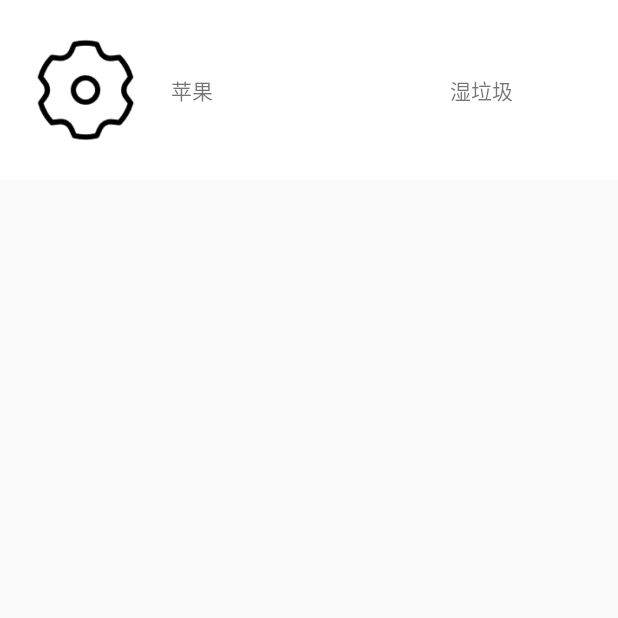
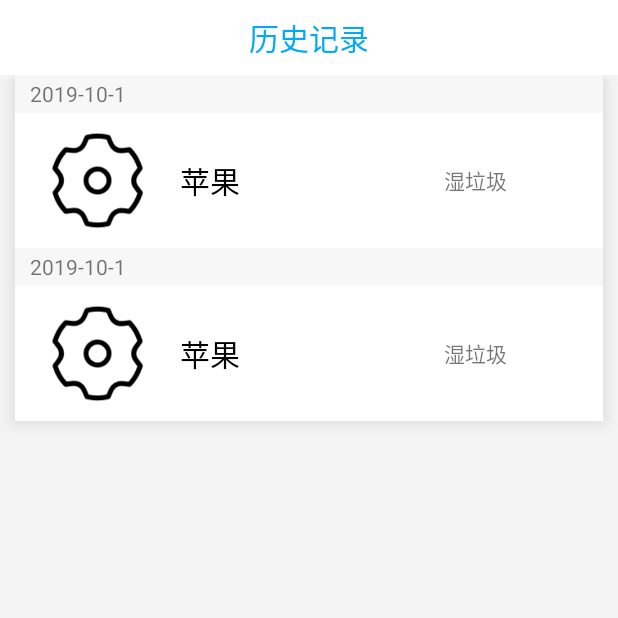
Before and after one commit to wild3h/rubbish, an Android app: the HistoryActivity screen opened directly, with no data from a screen before it, on a phone screen of 412 x 824 dp, the top half of it. Run offline under Robolectric (Android 15) with nearby library versions, the phone set to English and light mode, and no system bars.

Commit message:
合并冲突

```diff
--- a/app/src/main/res/layout/history.xml
+++ b/app/src/main/res/layout/history.xml
@@ -1,43 +1,120 @@
 <?xml version="1.0" encoding="utf-8"?>
+<RelativeLayout xmlns:tools="http://schemas.android.com/tools"
+    android:layout_width="match_parent"
+    android:layout_height="match_parent"
+    xmlns:android="http://schemas.android.com/apk/res/android"
+    android:background="#F5F4F4">
+    <TextView
+        android:id="@+id/guide"
+        android:layout_width="match_parent"
+        android:layout_height="50dp"
+        android:gravity="center"
+        android:text="历史记录"
+        android:fontFamily="黑体"
+        android:textSize="20dp"
+        android:textColor="#03A9F4"
+        android:background="@drawable/bottom_line"/>
     <ScrollView android:layout_height="match_parent"
         android:layout_width="match_parent"
-    xmlns:android="http://schemas.android.com/apk/res/android" >
-
-
+        xmlns:android="http://schemas.android.com/apk/res/android"
+        android:layout_below="@id/guide">
         <LinearLayout
             android:layout_width="match_parent"
             android:layout_height="wrap_content"
             android:orientation="vertical"
-        android:background="@drawable/bottom_line">
+            android:background="@drawable/shadowlist">
             <LinearLayout
                 android:layout_width="match_parent"
-            android:layout_height="120dp"
-            android:layout_weight="1">
+                android:layout_height="25dp"
+                android:background="#F7F7F7"
+                android:paddingLeft="10dp"
+                >
+                <TextView
+                    android:layout_width="match_parent"
+                    android:layout_height="match_parent"
+                    android:text="2019-10-1"
+                    android:gravity="center_vertical"/>
+            </LinearLayout><!--时间-->
+            <LinearLayout
+                android:layout_width="match_parent"
+                android:layout_height="90dp"
+                android:layout_weight="1"
+                android:background="@drawable/bottom_line">
                 <ImageView
                     android:layout_width="0dp"
-                android:layout_height="100dp"
+                    android:layout_height="match_parent"
                     android:layout_weight="2"
                     android:layout_marginLeft="20dp"
                     android:layout_gravity="center_vertical"
                     android:src="@mipmap/setup"/>
                 <TextView
+                    android:id="@+id/name"
                     android:layout_width="0dp"
                     android:layout_height="match_parent"
                     android:layout_weight="5"
                     android:text="苹果"
                     android:layout_marginLeft="20dp"
-                android:gravity="center_vertical"/>
+                    android:gravity="center_vertical"
+                    android:textSize="20dp"
+                    android:textColor="#000000"
+                    tools:ignore="DuplicateIds"/>
 
                 <TextView
+                    android:id="@+id/type"
                     android:layout_width="0dp"
                     android:layout_height="match_parent"
                     android:layout_weight="3"
                     android:gravity="center_vertical"
-                android:text="湿垃圾" />
-        </LinearLayout>
+                    android:text="湿垃圾"
+                    tools:ignore="DuplicateIds"/>
+            </LinearLayout><!--实际物品-->
+            <LinearLayout
+                android:layout_width="match_parent"
+                android:layout_height="25dp"
+                android:background="#F7F7F7"
+                android:paddingLeft="10dp"
+                >
+                <TextView
+                    android:layout_width="match_parent"
+                    android:layout_height="match_parent"
+                    android:text="2019-10-1"
+                    android:gravity="center_vertical"/>
+            </LinearLayout><!--时间-->
+            <LinearLayout
+                android:layout_width="match_parent"
+                android:layout_height="90dp"
+                android:layout_weight="1"
+                android:background="@drawable/bottom_line">
+                <ImageView
+                    android:layout_width="0dp"
+                    android:layout_height="match_parent"
+                    android:layout_weight="2"
+                    android:layout_marginLeft="20dp"
+                    android:layout_gravity="center_vertical"
+                    android:src="@mipmap/setup"/>
+                <TextView
+                    android:id="@+id/name"
+                    android:layout_width="0dp"
+                    android:layout_height="match_parent"
+                    android:layout_weight="5"
+                    android:text="苹果"
+                    android:layout_marginLeft="20dp"
+                    android:gravity="center_vertical"
+                    android:textSize="20dp"
+                    android:textColor="#000000"
+                    tools:ignore="DuplicateIds"/>
 
+                <TextView
+                    android:id="@+id/type"
+                    android:layout_width="0dp"
+                    android:layout_height="match_parent"
+                    android:layout_weight="3"
+                    android:gravity="center_vertical"
+                    android:text="湿垃圾"
+                    tools:ignore="DuplicateIds"/>
+            </LinearLayout><!--实际物品-->
         </LinearLayout>
 
 
-
     </ScrollView>
+</RelativeLayout>
```
Lines whose indentation alone changed are shown as unchanged.
